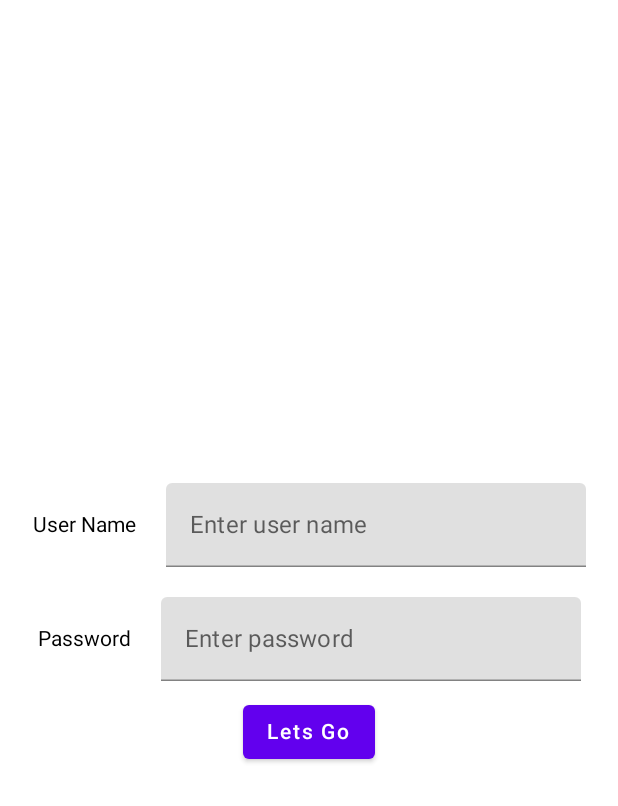
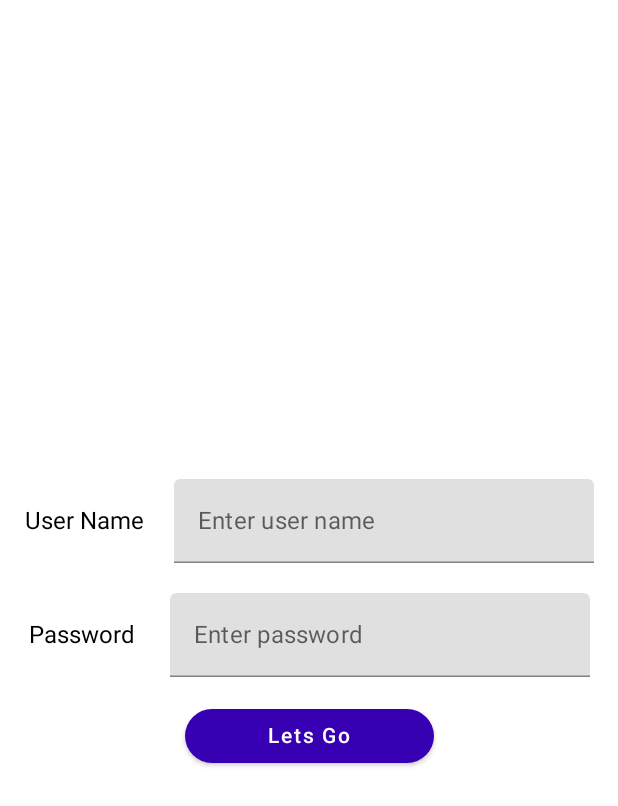
Before and after one commit to mehulanvekar-srijan/Assignment1, an Android app built with Jetpack Compose: the screen it shows after launch (MainActivity), on a phone screen of 412 x 824 dp. Shown: the top 806 px of the screen. Run offline under Robolectric (Android 15) with nearby library versions, the light colour scheme and no system bars.

Commit message:
UI related changes

```diff
--- a/app/src/main/java/com/assignment/one/MainActivity.kt
+++ b/app/src/main/java/com/assignment/one/MainActivity.kt
@@ -4,9 +4,11 @@ import android.os.Bundle
 import androidx.activity.ComponentActivity
 import androidx.activity.compose.setContent
 import androidx.activity.viewModels
+import androidx.compose.ui.graphics.Color
 import androidx.navigation.NavHostController
 import androidx.navigation.compose.rememberNavController
 import com.assignment.one.networking.HttpClient
+import com.assignment.one.ui.theme.Assignment1Theme
 import com.assignment.one.utils.Navigation
 import com.assignment.one.viewmodel.HomeScreenViewModel
 import com.assignment.one.viewmodel.LoginViewModel
@@ -24,6 +26,7 @@ class MainActivity : ComponentActivity() {
 
         //Call Navigation Controller which shows Splash() as first screen
         setContent{
+            Assignment1Theme(){
                 Navigation(
                     navController = rememberNavController(),
                     context = this,
@@ -34,3 +37,4 @@ class MainActivity : ComponentActivity() {
             }
         }
     }
+}
--- a/app/src/main/java/com/assignment/one/ui/theme/Color.kt
+++ b/app/src/main/java/com/assignment/one/ui/theme/Color.kt
@@ -6,3 +6,24 @@ val Purple200 = Color(0xFFBB86FC)
 val Purple500 = Color(0xFF6200EE)
 val Purple700 = Color(0xFF3700B3)
 val Teal200 = Color(0xFF03DAC5)
+
+//Custom Colors
+val White = Color(0xFFFFFFFF)
+val Black = Color(0xFF000000)
+val Inkwell = Color(0xFF363945)
+val FlameScarlet = Color(0xFFCD212A)
+val MosaicBlue = Color(0xFF00758F)
+val NavyBlazer = Color(0xFF282D3C)
+val PrincessBlue = Color(0xFF00539C)
+val ChiliPepper = Color(0xFF9B1B30)
+
+//Splash Screen
+val SplashScreenBackground = Purple700
+val SplashScreenText = White
+val SplashScreenIndicator = White
+
+//Login Screen
+val LoginBackground = White
+val LoginText = Black
+val LoginButtonBackground = Purple700
+val LoginButtonText = White
--- a/app/src/main/java/com/assignment/one/view/LoginScreen.kt
+++ b/app/src/main/java/com/assignment/one/view/LoginScreen.kt
@@ -3,16 +3,18 @@ package com.assignment.one.view
 import android.content.Context
 import androidx.compose.foundation.background
 import androidx.compose.foundation.layout.*
+import androidx.compose.foundation.shape.RoundedCornerShape
 import androidx.compose.material.*
 import androidx.compose.runtime.Composable
 import androidx.compose.ui.Alignment
 import androidx.compose.ui.Modifier
-import androidx.compose.ui.graphics.Color
 import androidx.compose.ui.text.input.PasswordVisualTransformation
 import androidx.compose.ui.text.style.TextAlign
 import androidx.compose.ui.unit.dp
 import androidx.navigation.NavHostController
 import com.assignment.one.viewmodel.LoginViewModel
+import com.assignment.one.ui.theme.*
+
 
 @Composable
 fun LogInScreenTheme(context: Context, navController: NavHostController, loginViewModel: LoginViewModel) {
@@ -20,7 +22,7 @@ fun LogInScreenTheme(context: Context, navController: NavHostController, loginVi
     Column(verticalArrangement = Arrangement.Center,
         modifier = Modifier
             .fillMaxSize()
-            .background(Color.White),
+            .background(LoginBackground),
         horizontalAlignment = Alignment.CenterHorizontally
     ) {
 
@@ -30,7 +32,7 @@ fun LogInScreenTheme(context: Context, navController: NavHostController, loginVi
             horizontalArrangement = Arrangement.Center
         ) {
             Column(modifier = Modifier.padding(10.dp)){
-                Text(text = "User Name", color = Color.Black, textAlign = TextAlign.Center)
+                Text(text = "User Name", color = LoginText, textAlign = TextAlign.Center)
             }
             Column(modifier = Modifier.padding(10.dp)){
                 TextField(
@@ -49,7 +51,7 @@ fun LogInScreenTheme(context: Context, navController: NavHostController, loginVi
             horizontalArrangement = Arrangement.Center
         ) {
             Column(modifier = Modifier.padding(10.dp)){
-                Text(text = "Password", color = Color.Black, textAlign = TextAlign.Center)
+                Text(text = "Password ", color = LoginText, textAlign = TextAlign.Center)
             }
             Column(modifier = Modifier.padding(10.dp)){
                 TextField(
@@ -58,12 +60,22 @@ fun LogInScreenTheme(context: Context, navController: NavHostController, loginVi
                         loginViewModel.onPasswordValueChange(it)
                     },
                     visualTransformation = PasswordVisualTransformation(),
-                    label = { Text(text = "Enter password") }
+                    label = { Text(text = "Enter password") },
                 )
             }
         }
 
-        Button(onClick = { loginViewModel.onClickButton(context,navController) }
+        Button(
+            onClick = { loginViewModel.onClickButton(context,navController) },
+            shape = RoundedCornerShape(50),
+            modifier = Modifier
+                .fillMaxWidth(0.5F)
+                .padding(horizontal = 20.dp)
+                .padding(top = 5.dp),
+            colors = ButtonDefaults.buttonColors(
+                backgroundColor = LoginButtonBackground,
+                contentColor = LoginButtonText
+            ),
         ) { Text(text = "Lets Go") }      // Button : Lets Go
 
         if(loginViewModel.openDialog.value){
--- a/app/src/main/java/com/assignment/one/view/SplashScreen.kt
+++ b/app/src/main/java/com/assignment/one/view/SplashScreen.kt
@@ -14,6 +14,7 @@ import androidx.compose.ui.Modifier
 import androidx.compose.ui.graphics.Color
 import androidx.compose.ui.unit.dp
 import androidx.navigation.NavHostController
+import com.assignment.one.ui.theme.*
 import com.assignment.one.ui.theme.Typography
 import com.assignment.one.viewmodel.SplashScreenViewModel
 
@@ -27,12 +28,15 @@ fun Splash(text: String = "Android-Default",
     Column(
         modifier = Modifier
             .fillMaxSize()
-            .background(Color.Black),
+            .background(SplashScreenBackground),
         horizontalAlignment = Alignment.CenterHorizontally,
         verticalArrangement = Arrangement.Center
     ) {
-        Text(text = text, color = Color.Cyan, style = Typography.h5)
-        CircularProgressIndicator(modifier = Modifier.padding(50.dp), color = Color.Cyan)
+        Text(text = text, color = SplashScreenText, style = Typography.h5)
+        CircularProgressIndicator(
+            modifier = Modifier.padding(50.dp),
+            color = SplashScreenIndicator
+        )
     }
 
     splashScreenViewModel.execute(rememberCoroutineScope(),context,navController)
```
Also changed, not shown: app/src/main/res/drawable/acer.jpg (deleted), app/src/main/res/drawable/dell.png (deleted), app/src/main/res/drawable/lenovo.png (deleted), app/src/main/res/drawable/mac.webp (deleted). Lines whose indentation alone changed are shown as unchanged.
